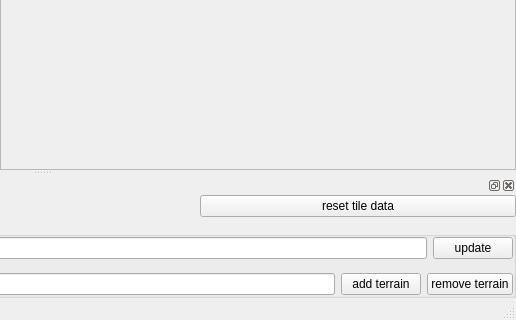
The window that mapeditor.ui (stoyan-shopov/TileMapEdit) describes before a commit, drawn with Qt 5; both pictures show x 433 to 949 and y 252 to 572 of the 949 by 572 pixel window.
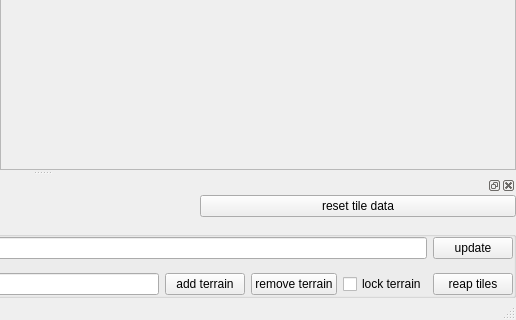
The same window after the commit.

The edit to the form file:
```diff
--- a/mapeditor.ui
+++ b/mapeditor.ui
@@ -420,6 +420,20 @@
                </property>
               </widget>
              </item>
+             <item>
+              <widget class="QCheckBox" name="checkBoxLockTerrain">
+               <property name="text">
+                <string>lock terrain</string>
+               </property>
+              </widget>
+             </item>
+             <item>
+              <widget class="QPushButton" name="pushButtonReapTiles">
+               <property name="text">
+                <string>reap tiles</string>
+               </property>
+              </widget>
+             </item>
             </layout>
            </item>
           </layout>
```
